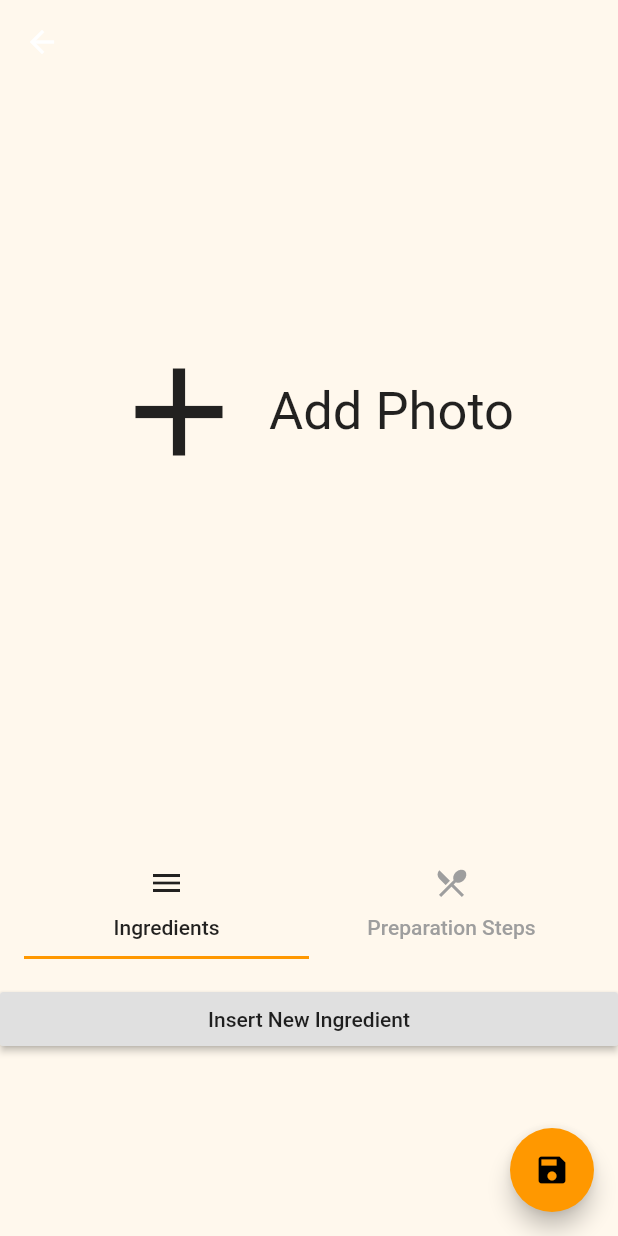
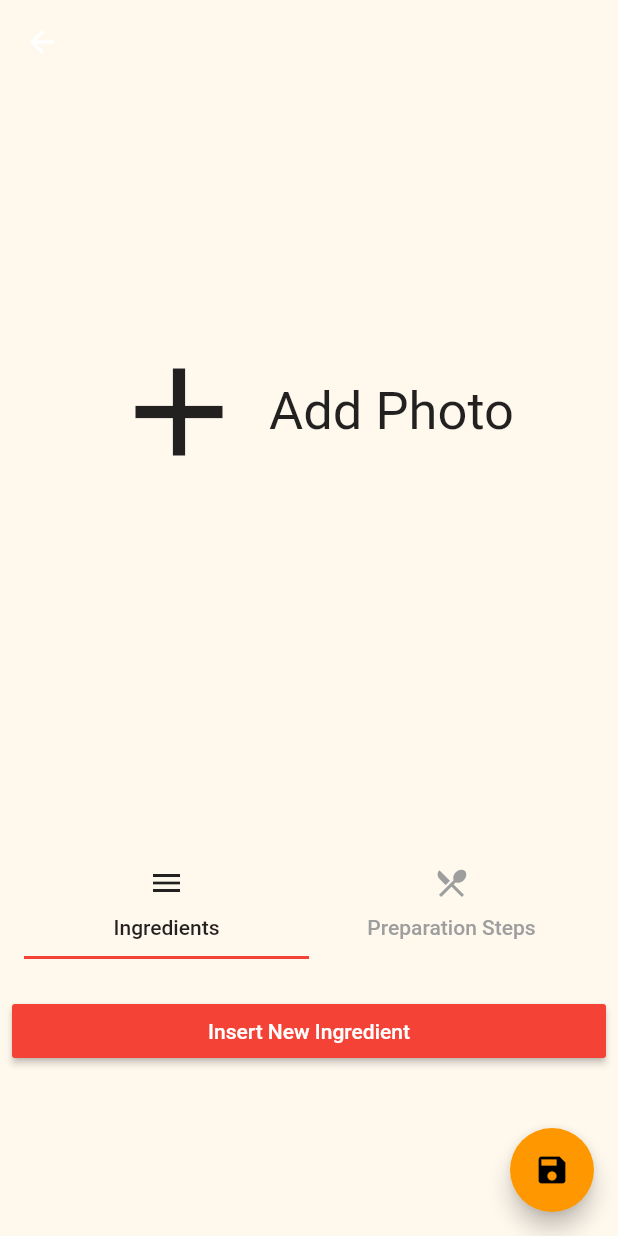
Before and after one commit to AmrMonzir/munchy, a Flutter app: the AddNewRecipeScreen screen opened directly, on a phone screen of 412 x 824 dp. Run offline on Flutter 3.47's test engine with Material 2 defaults, Android fonts, the phone set to English and light mode, and no system bars; our stand-ins replace bordered_text, firebase_auth, firebase_core, image_picker, material_floating_search_bar, modal_progress_hud and 2 more; missing offline and left inert: dropdownfield; accounts and stored records are empty.

Commit message:
added ingredient search functionality in alertdialog of add ing. Fixed add ingredient button placement problem (disappears after adding an ing). And can add and delete fully well (delete by swapping left or right). Will add next -> adding steps functionality and adding a picture functionality (almost done).

```diff
--- a/lib/model/ing_dao.dart
+++ b/lib/model/ing_dao.dart
@@ -78,7 +78,7 @@ class IngredientsDao {
     if (query != null) {
       if (query.isNotEmpty)
         result = await db.query(DBProvider.TABLE_INGREDIENTS,
-            columns: columns, where: 'name LIKE ?', whereArgs: ["%$query%"]);
+            columns: columns, where: 'name LIKE ?', whereArgs: ["$query"]);
     } else {
       result = await db.query(DBProvider.TABLE_INGREDIENTS, columns: columns);
     }
--- a/lib/screens/add_new_rec_screen.dart
+++ b/lib/screens/add_new_rec_screen.dart
@@ -1,5 +1,6 @@
 import 'dart:io';
-
+import 'package:dropdownfield/dropdownfield.dart';
+import 'package:flutter/cupertino.dart';
 import 'package:flutter/material.dart';
 import 'package:image_picker/image_picker.dart';
 import 'package:munchy/bloc/bloc_base.dart';
@@ -20,9 +21,12 @@ class _AddNewRecipeScreenState extends State<AddNewRecipeScreen> {
   int _insertedStepsCount = 0;
   MasterBloc masterBloc;
   String recipeTitle = "";
-  List<Ingredient> ingsList = [];
+  List<Ingredient> ingsListOfNewRecipe = [];
   List<step.Step> recipeStepList = [];
   var _imagePicker = ImagePicker();
+  TextEditingController _ingSearchController;
+  String _currentChosenIng = "";
+  ScrollController _ingListController;
 
   Widget getImageFromDevice() {
     return GestureDetector(
@@ -102,6 +106,7 @@ class _AddNewRecipeScreenState extends State<AddNewRecipeScreen> {
   @override
   void initState() {
     masterBloc = BlocProvider.of<MasterBloc>(context);
+    _ingListController = ScrollController();
     super.initState();
   }
 
@@ -126,7 +131,7 @@ class _AddNewRecipeScreenState extends State<AddNewRecipeScreen> {
           masterBloc.addRec(
             Recipe(
                 title: recipeTitle,
-                ingredientsList: ingsList,
+                ingredientsList: ingsListOfNewRecipe,
                 analyzedInstructions: list,
                 isFavorite: true),
           );
@@ -163,6 +168,7 @@ class _AddNewRecipeScreenState extends State<AddNewRecipeScreen> {
                 sliver: new SliverList(
                   delegate: new SliverChildListDelegate([
                     TabBar(
+                      indicatorColor: kPrimaryColor,
                       labelColor: Colors.black87,
                       unselectedLabelColor: Colors.grey,
                       tabs: [
@@ -190,23 +196,77 @@ class _AddNewRecipeScreenState extends State<AddNewRecipeScreen> {
 
   Widget _prepareIngTabContents() {
     return ListView.builder(
+      controller: _ingListController,
       itemBuilder: (context, index) {
-        if (index != _insertedIngsCount) {
-          return RecipeIngredientsCard(
-            name: ingsList[index].name,
-            image: kBaseIngredientURL + ingsList[index].image,
-          );
-        } else {
-          return InsertNewButton(
-            type: "Ingredient",
-            onPress: () {
-              //TODO insert new ingredient code
+        if (index != _insertedIngsCount)
+          return Dismissible(
+            background: Container(
+              color: Colors.red,
+            ),
+            key: UniqueKey(),
+            child: RecipeIngredientsCard(
+              name: ingsListOfNewRecipe[index].name,
+              image: ingsListOfNewRecipe[index].image,
+            ),
+            onDismissed: (direction) {
+              setState(() {
+                ingsListOfNewRecipe.removeAt(index);
+                _insertedIngsCount--;
+              });
             },
           );
-        }
+        return InsertNewButton(
+          type: "Ingredient",
+          onPress: () async {
+            masterBloc.getIngs().then((ingsListGlobal) {
+              return showDialog(
+                context: context,
+                builder: (context) {
+                  return AlertDialog(
+                    title: Text("Search for Ingredient"),
+                    content: DropDownField(
+                      strict: false,
+                      controller: _ingSearchController,
+                      items: _getIngNames(ingsListGlobal),
+                      hintText: "Enter Ingredient Name",
+                      hintStyle: TextStyle(
+                          fontSize: 15, fontWeight: FontWeight.normal),
+                      onValueChanged: (value) async {
+                        setState(() {
+                          _currentChosenIng = value;
+                        });
+                        var tempList =
+                            await masterBloc.getIngs(query: _currentChosenIng);
+                        if (tempList.isNotEmpty &&
+                            !ingsListOfNewRecipe.contains(tempList[0])) {
+                          setState(() {
+                            ingsListOfNewRecipe.add(tempList[0]);
+                            _insertedIngsCount++;
+                          });
+                        }
+                        Navigator.of(context).pop();
+                      },
+                    ),
+                  );
+                },
+              );
+            });
+            setState(() {
+              _insertedIngsCount = ingsListOfNewRecipe.length;
+            });
+          },
+        );
       },
       itemCount: _insertedIngsCount + 1,
     );
+  }
+
+  List<String> _getIngNames(List<Ingredient> list) {
+    List<String> names = [];
+    for (var ing in list) {
+      names.add(ing.name);
+    }
+    return names;
   }
 
   Widget _prepareStepTabContents() {
@@ -241,9 +301,16 @@ class InsertNewButton extends StatelessWidget {
   final onPress;
   @override
   Widget build(BuildContext context) {
-    return RaisedButton(
-      child: Text("Insert New $type"),
-      onPressed: onPress,
+    return Padding(
+      padding: const EdgeInsets.all(8.0),
+      child: RaisedButton(
+        color: kPrimaryColor,
+        child: Text(
+          "Insert New $type",
+          style: TextStyle(color: Colors.white),
+        ),
+        onPressed: onPress,
+      ),
     );
   }
 }
--- a/pubspec.yaml
+++ b/pubspec.yaml
@@ -24,6 +24,7 @@ dependencies:
   material_floating_search_bar: ^0.1.7
   bordered_text: ^1.0.0
   image_picker: ^0.6.7+11
+  dropdownfield: ^1.0.3
 
 dev_dependencies:
   flutter_test:
```
Also changed, not shown: pubspec.lock.
